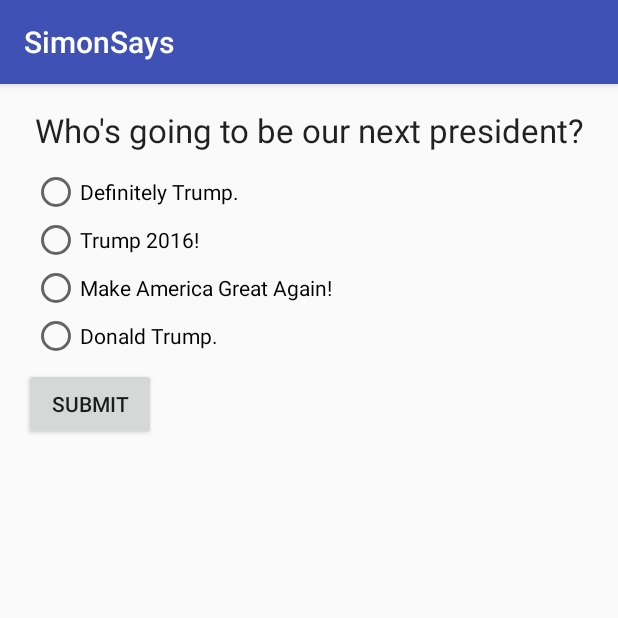
After one commit to sjyan/Simon-Says, an Android app: the TriviaActivity screen opened directly, with no data from a screen before it, on a phone screen of 412 x 824 dp, the top half of it. The commit adds this screen. Run offline under Robolectric (Android 15) with nearby library versions, the phone set to English and light mode, and no system bars.

Commit message:
Trivia activity + resources Buttons to switch between activities (for testing)

```diff
--- /dev/null
+++ b/app/src/main/java/edu/unc/sjyan/simonsays/TriviaActivity.java
@@ -0,0 +1,109 @@
+package edu.unc.sjyan.simonsays;
+
+import android.os.Bundle;
+import android.support.v7.app.AppCompatActivity;
+import android.util.Log;
+import android.view.View;
+import android.widget.RadioButton;
+import android.widget.RadioGroup;
+import android.widget.TextView;
+import android.widget.Toast;
+
+public class TriviaActivity extends AppCompatActivity {
+
+    double timeOutStart;
+    double timeOutEnd;
+    boolean try1;
+    double secs = 5000000000.0;
+    double tester;
+
+    @Override
+    protected void onCreate(Bundle savedInstanceState) {
+        super.onCreate(savedInstanceState);
+        setContentView(R.layout.activity_trivia);
+        TextView question = (TextView)findViewById(R.id.triviaQuestion);
+        try1=true;
+        //call method to set a random question on activity creation
+        randomQuestion(question);
+
+
+    }
+
+    //selects a random question and sets the triviaQuestion text field
+    public void randomQuestion(TextView tv) {
+        int rand = 1+(int)(Math.random()*((10-1)+1));
+
+        //use switch statement to select string based on value of rand
+        tv.setText(R.string.question1);
+
+        setChoices();
+    }
+
+    //sets the answers
+    public void setChoices() {
+        RadioButton rb1 = (RadioButton)findViewById(R.id.rb1);
+        RadioButton rb2 = (RadioButton)findViewById(R.id.rb2);
+        RadioButton rb3 = (RadioButton)findViewById(R.id.rb3);
+        RadioButton rb4 = (RadioButton)findViewById(R.id.rb4);
+
+        rb1.setText(R.string.q1a1);
+        rb2.setText(R.string.q1a2);
+        rb3.setText(R.string.q1a3);
+        rb4.setText(R.string.q1a4);
+    }
+
+    public void submit(View v) {
+        RadioGroup rg = (RadioGroup)findViewById(R.id.radiogroup);
+        int ans = rg.getCheckedRadioButtonId();
+        timeOutStart = System.nanoTime();
+        tester = 0;
+
+        if(try1) {
+            try1=false;
+            switch (ans) {
+                case (R.id.rb1):
+                    Toast.makeText(getBaseContext(), "WRONG", Toast.LENGTH_SHORT).show();
+                    timeOutEnd = System.nanoTime()+secs;
+                    break;
+                case (R.id.rb2):
+                    Toast.makeText(getBaseContext(), "WRONG", Toast.LENGTH_SHORT).show();
+                    timeOutEnd = System.nanoTime()+secs;
+                    break;
+                case (R.id.rb3):
+                    Toast.makeText(getBaseContext(), "WRONG", Toast.LENGTH_SHORT).show();
+                    timeOutEnd = System.nanoTime()+secs;
+                    break;
+                case (R.id.rb4):
+                    timeOutEnd = System.currentTimeMillis();
+                    Toast.makeText(getBaseContext(), "CORRECT!", Toast.LENGTH_SHORT).show();
+                    break;
+            }
+        } else {
+            tester = System.nanoTime()-timeOutEnd;
+            Log.v("TESTER VALUE", ""+tester);
+            if(tester>0.0) {
+                Log.v("Entered switch", "yay");
+                switch (ans) {
+                    case (R.id.rb1):
+                        timeOutEnd = System.nanoTime()+secs;
+                        Toast.makeText(getBaseContext(), "WRONG", Toast.LENGTH_SHORT).show();
+                        break;
+                    case (R.id.rb2):
+                        Toast.makeText(getBaseContext(), "WRONG", Toast.LENGTH_SHORT).show();
+                        timeOutEnd = System.nanoTime()+secs;
+                        break;
+                    case (R.id.rb3):
+                        Toast.makeText(getBaseContext(), "WRONG", Toast.LENGTH_SHORT).show();
+                        timeOutEnd = System.nanoTime()+secs;
+                        break;
+                    case (R.id.rb4):
+                        timeOutEnd = System.nanoTime();
+                        Toast.makeText(getBaseContext(), "CORRECT!", Toast.LENGTH_SHORT).show();
+                        break;
+                }
+            } else {
+                Toast.makeText(getBaseContext(), "WAIT", Toast.LENGTH_SHORT).show();
+            }
+        }
+    }
+}
--- /dev/null
+++ b/app/src/main/res/layout/activity_trivia.xml
@@ -0,0 +1,77 @@
+<?xml version="1.0" encoding="utf-8"?>
+<LinearLayout xmlns:android="http://schemas.android.com/apk/res/android"
+    xmlns:tools="http://schemas.android.com/tools"
+    android:layout_width="match_parent"
+    android:layout_height="match_parent"
+    android:orientation="vertical"
+    android:paddingBottom="@dimen/activity_vertical_margin"
+    android:paddingLeft="@dimen/activity_horizontal_margin"
+    android:paddingRight="@dimen/activity_horizontal_margin"
+    android:paddingTop="@dimen/activity_vertical_margin"
+    tools:context="edu.unc.sjyan.simonsays.TriviaActivity">
+
+    <TextView
+        android:layout_width="match_parent"
+        android:textAppearance="?android:attr/textAppearanceLarge"
+        android:text="Large Text"
+        android:id="@+id/triviaQuestion"
+        android:layout_gravity="center_horizontal"
+        android:gravity="center_horizontal"
+        android:layout_marginLeft="5dp"
+        android:layout_marginRight="5dp"
+        android:layout_marginBottom="5dp"
+        android:layout_height="wrap_content" />
+
+
+        <RadioGroup
+            android:layout_width="match_parent"
+            android:layout_height="wrap_content"
+            android:layout_margin="5dp"
+            android:id="@+id/radiogroup"
+            android:layout_gravity="center_horizontal"
+
+            android:orientation="vertical">
+
+            <RadioButton
+                android:layout_width="wrap_content"
+                android:layout_height="wrap_content"
+                android:text="RADIO 1"
+                android:id="@+id/rb1"
+                android:layout_gravity="left">
+            </RadioButton>
+
+            <RadioButton
+                android:layout_width="wrap_content"
+                android:layout_height="wrap_content"
+                android:text="RADIO 2"
+                android:id="@+id/rb2"
+                android:layout_gravity="left">
+            </RadioButton>
+
+            <RadioButton
+                android:layout_width="wrap_content"
+                android:layout_height="wrap_content"
+                android:text="RADIO 3"
+                android:id="@+id/rb3"
+                android:layout_gravity="left">
+            </RadioButton>
+
+            <RadioButton
+                android:layout_width="wrap_content"
+                android:layout_height="wrap_content"
+                android:text="RADIO 4"
+                android:id="@+id/rb4"
+                android:layout_gravity="left">
+            </RadioButton>
+        </RadioGroup>
+
+    <Button
+        android:layout_width="wrap_content"
+        android:layout_height="wrap_content"
+        android:text="Submit"
+        android:id="@+id/submitButton"
+        android:layout_gravity="left"
+        android:onClick="submit"/>
+
+
+</LinearLayout>
--- a/app/src/main/res/values/strings.xml
+++ b/app/src/main/res/values/strings.xml
@@ -1,3 +1,18 @@
 <resources>
     <string name="app_name">SimonSays</string>
+        <string name="question1">
+        Who\'s going to be our next president?
+    </string>
+    <string name="q1a1">
+        Definitely Trump.
+    </string>
+    <string name="q1a2">
+        Trump 2016!
+    </string>
+    <string name="q1a3">
+        Make America Great Again!
+    </string>
+    <string name="q1a4">
+        Donald Trump.
+    </string>
 </resources>
--- a/build.gradle
+++ b/build.gradle
@@ -5,7 +5,7 @@ buildscript {
         jcenter()
     }
     dependencies {
-        classpath 'com.android.tools.build:gradle:1.5.0'
+        classpath 'com.android.tools.build:gradle:2.1.0'
 
         // NOTE: Do not place your application dependencies here; they belong
         // in the individual module build.gradle files
```
Also changed, not shown: app/src/main/AndroidManifest.xml (+10 -0 lines), app/src/main/java/edu/unc/sjyan/simonsays/MainActivity.java (+13 -0 lines), app/src/main/java/edu/unc/sjyan/simonsays/TypeGameActivity.java (+11 -0 lines), app/src/main/res/layout/activity_main.xml (+12 -0 lines), app/src/main/res/layout/type_game.xml (+11 -0 lines).
